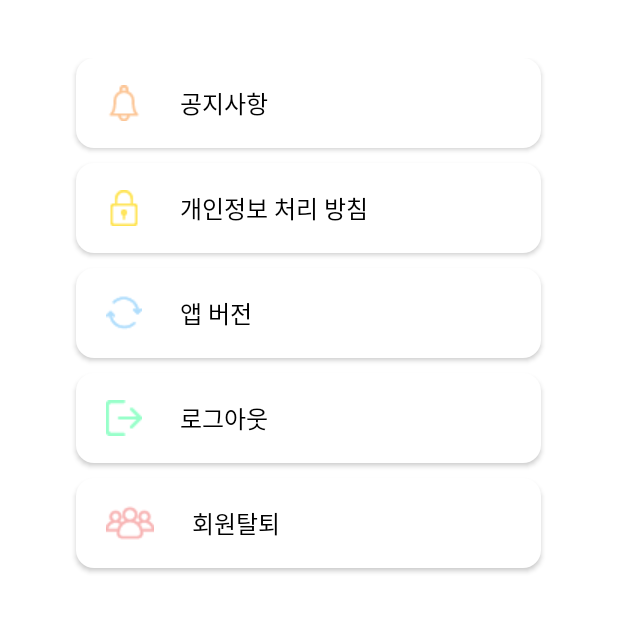
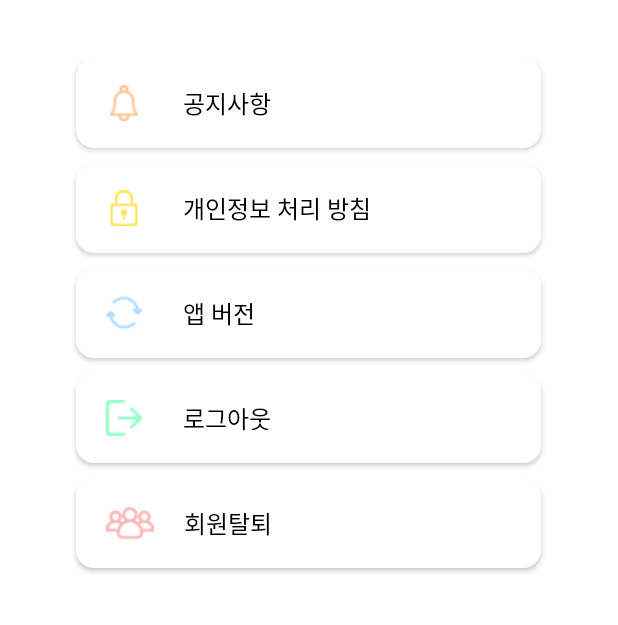
Before and after one commit to MW-STAC2021/MW_STAC2021, an Android app: the screen it shows after launch (MainActivity), item 5 of the bottom bar chosen, on a phone screen of 412 x 824 dp. Shown: the part 461-1086 px from the top of the screen. Run offline under Robolectric (Android 15) with nearby library versions, the phone set to English and light mode, and no system bars; our stand-ins replace navigation-ui.

Commit message:
mypage - 버튼 수정

```diff
--- a/app/src/main/res/layout/fragment_mypage.xml
+++ b/app/src/main/res/layout/fragment_mypage.xml
@@ -68,7 +68,7 @@
                 android:background="@drawable/butten_shape"
                 android:drawableLeft="@drawable/mypage_butten1"
                 android:paddingLeft="20dp"
-                android:drawablePadding="25dp"
+                android:drawablePadding="27dp"
                 android:text="공지사항"
                 android:textSize="16dp"
                 android:gravity="left|center_vertical"
@@ -82,7 +82,7 @@
                 android:background="@drawable/butten_shape"
                 android:drawableLeft="@drawable/mypage_butten2"
                 android:paddingLeft="20dp"
-                android:drawablePadding="25dp"
+                android:drawablePadding="27dp"
                 android:text="개인정보 처리 방침"
                 android:textSize="16dp"
                 android:gravity="left|center_vertical"
@@ -96,7 +96,7 @@
                 android:background="@drawable/butten_shape"
                 android:drawableLeft="@drawable/mypage_butten3"
                 android:paddingLeft="20dp"
-                android:drawablePadding="25dp"
+                android:drawablePadding="27dp"
                 android:text="앱 버전"
                 android:textSize="16dp"
                 android:gravity="left|center_vertical"
@@ -110,7 +110,7 @@
                 android:background="@drawable/butten_shape"
                 android:drawableLeft="@drawable/mypage_butten4"
                 android:paddingLeft="20dp"
-                android:drawablePadding="25dp"
+                android:drawablePadding="27dp"
                 android:text="로그아웃"
                 android:textSize="16dp"
                 android:gravity="left|center_vertical"
@@ -124,7 +124,7 @@
                 android:background="@drawable/butten_shape"
                 android:drawableLeft="@drawable/mypage_butten5"
                 android:paddingLeft="20dp"
-                android:drawablePadding="25dp"
+                android:drawablePadding="20dp"
                 android:text="회원탈퇴"
                 android:textSize="16dp"
                 android:gravity="left|center_vertical"
```
